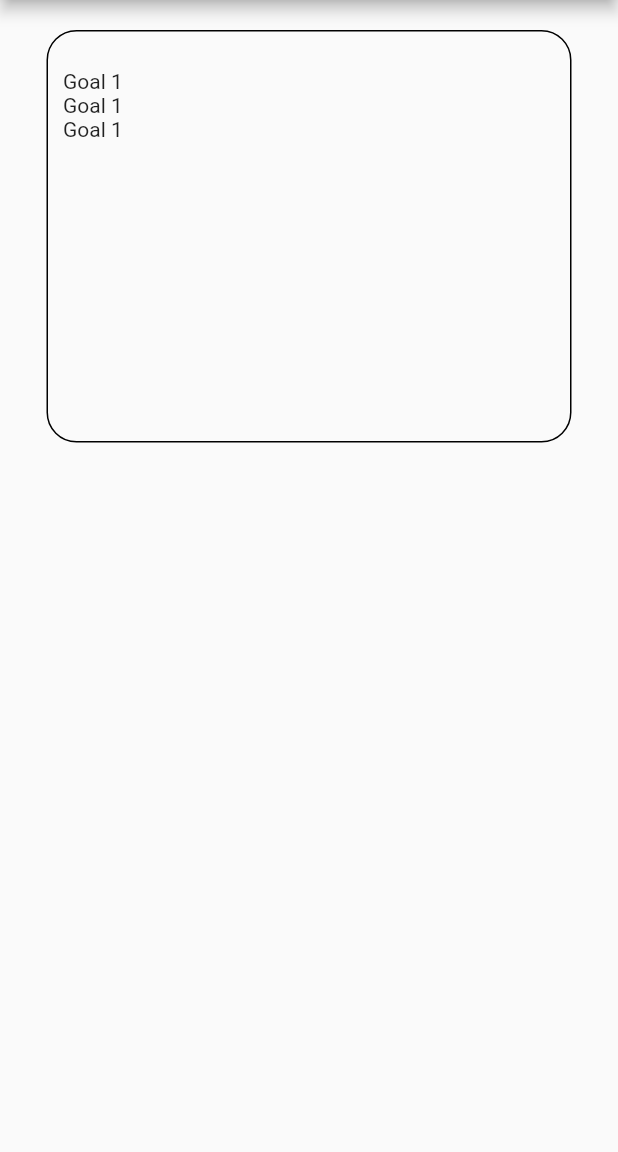
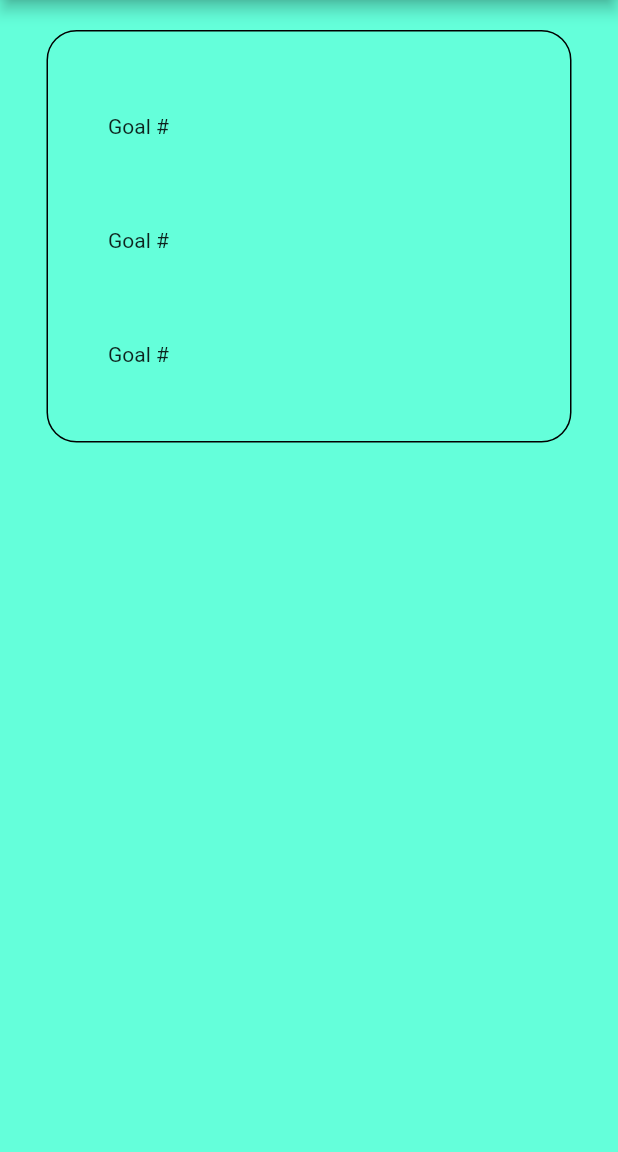
Before and after one commit to Zuzuni7/Mibos, a Flutter app: the screen it shows after launch, on a phone screen of 412 x 824 dp, the part 84-1236 px from its top. Run offline on Flutter 3.47's test engine with Material 2 defaults, Android fonts, the phone set to English and light mode, and no system bars.

Commit message:
Added Goal Component for rendering goal widgets on the card

```diff
--- a/lib/card_component.dart
+++ b/lib/card_component.dart
@@ -1,5 +1,8 @@
 import 'package:flutter/material.dart';
+import 'package:flutter/rendering.dart';
 import 'package:mibos_app/goal_screen.dart';
+import 'package:mibos_app/models/data.dart';
+import 'goals_component_screen.dart';
 
 /**
  * Card Component should consist of 3 goal_progression components
@@ -20,7 +23,8 @@ class _GoalsState extends State<Goals> {
   @override
   Widget build(BuildContext context) {
     return Container(
-      child: Text('Goal 1'),
+      padding: EdgeInsets.all(30),
+      child: Text('Goal #'),
     );
   }
 }
@@ -49,7 +53,7 @@ class _CardState extends State<CardComponent> {
       child: ListView(
           padding: EdgeInsets.only(
               left: 10, top: 25, right: 10, bottom: 10), // space between
-          children: [Goals(), Goals(), Goals()]), // goal progression
+          children: <Widget>[Goals(), Goals(), Goals()]), // goal progression
     );
   }
 }
--- /dev/null
+++ b/lib/goals_widget.dart
@@ -0,0 +1,20 @@
+import 'package:flutter/cupertino.dart';
+import 'package:flutter/foundation.dart';
+import 'package:flutter/material.dart';
+
+class Goal {
+  final int id;
+  final String name; // Name of the goal
+  final String type; // Goal type MBS
+  final String details; // description of goal
+  final String measurementType; // Time, distance, Ounces
+  final int measurementAmount; // numerical value for measurement type
+
+  const Goal(
+      {@required this.id,
+      @required this.name,
+      @required this.type,
+      @required this.details,
+      @required this.measurementType,
+      @required this.measurementAmount});
+}
--- a/lib/home_screen.dart
+++ b/lib/home_screen.dart
@@ -14,6 +14,7 @@ class HomePage extends StatelessWidget {
         child: CardComponent(),
         alignment: Alignment.topCenter,
       ),
+      backgroundColor: Colors.tealAccent,
     );
   }
 }
```
Also changed, not shown: lib/models/data.dart (added, +30 -0 lines).
